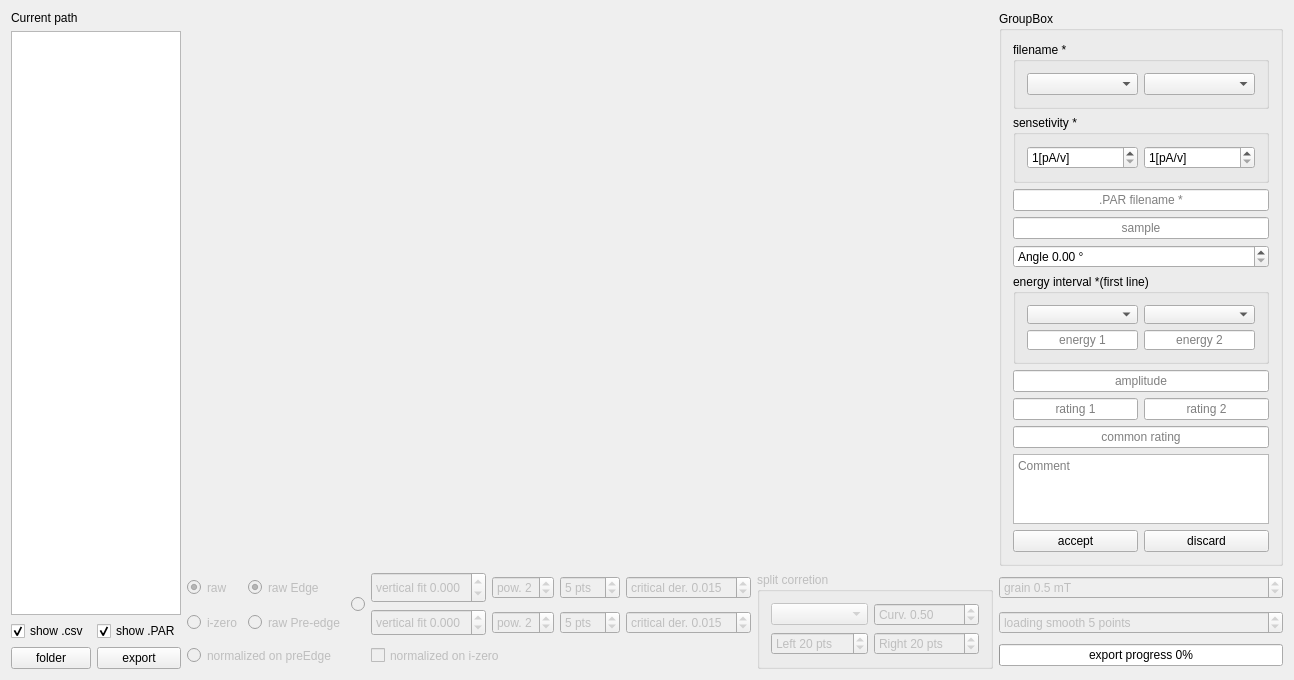
First picture: the form in mainwindow.ui, repository Rezenter/HysteLoop, before the edit.
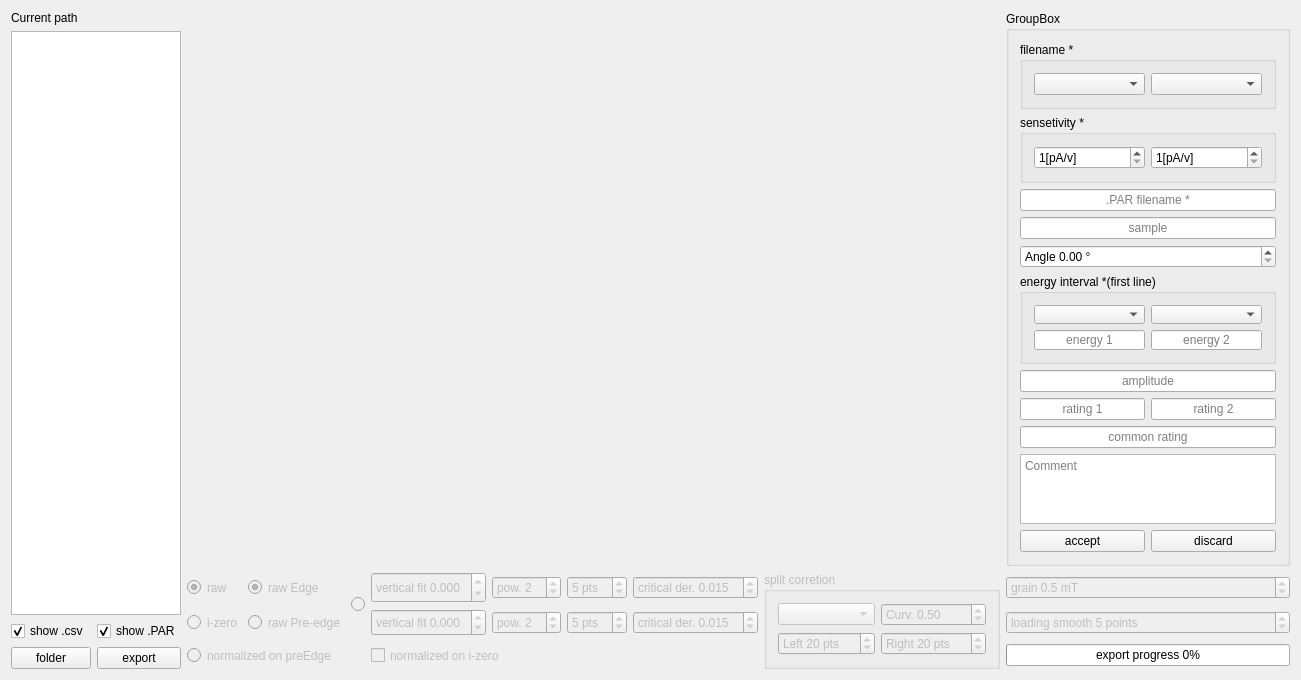
Second picture: the form after the edit.

The edit to the form file:
```diff
--- a/mainwindow.ui
+++ b/mainwindow.ui
@@ -6,7 +6,7 @@
    <rect>
     <x>0</x>
     <y>0</y>
-    <width>1235</width>
+    <width>1268</width>
     <height>659</height>
    </rect>
   </property>
@@ -515,7 +515,7 @@
        <string>pow. </string>
       </property>
       <property name="maximum">
-       <number>5</number>
+       <number>98</number>
       </property>
       <property name="value">
        <number>2</number>
@@ -879,7 +879,7 @@
        <string> pts</string>
       </property>
       <property name="minimum">
-       <number>2</number>
+       <number>3</number>
       </property>
       <property name="maximum">
        <number>99</number>
@@ -898,7 +898,7 @@
        <string>pow. </string>
       </property>
       <property name="maximum">
-       <number>5</number>
+       <number>98</number>
       </property>
       <property name="value">
        <number>2</number>
@@ -914,7 +914,7 @@
        <string> pts</string>
       </property>
       <property name="minimum">
-       <number>2</number>
+       <number>3</number>
       </property>
       <property name="maximum">
        <number>99</number>
```
Left out of the diff: 78 changed lines with no effect on the pictures.
